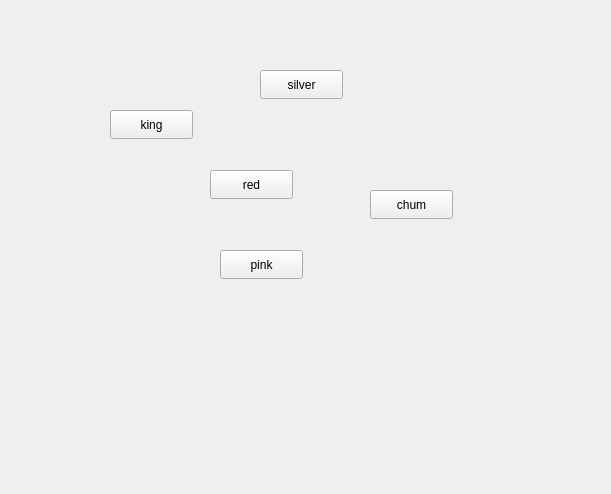
The window that fisheducation.ui (mtthwm/Educational-App) describes before a commit, drawn with Qt 5.
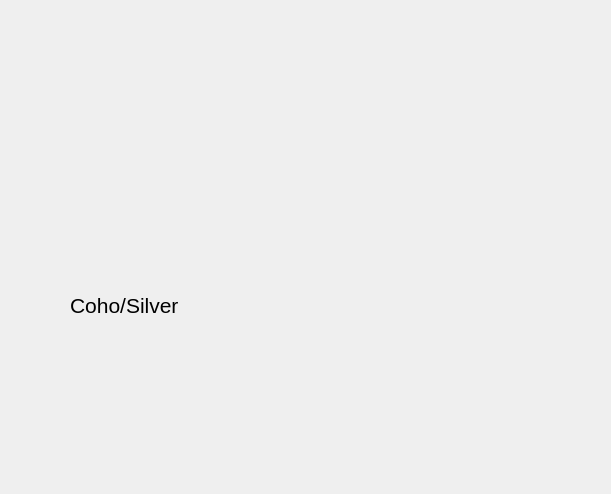
The same window after the commit. Icons and pictures are not drawn.

Commit message: Made a little progress on start up screen.

What changed in the file:
```diff
--- a/fisheducation.ui
+++ b/fisheducation.ui
@@ -13,69 +13,47 @@
   <property name="windowTitle">
    <string>Form</string>
   </property>
-  <widget class="QPushButton" name="pushButton">
+  <widget class="QLabel" name="label">
    <property name="geometry">
     <rect>
-     <x>110</x>
-     <y>110</y>
-     <width>83</width>
-     <height>29</height>
+     <x>40</x>
+     <y>330</y>
+     <width>271</width>
+     <height>101</height>
     </rect>
    </property>
-   <property name="text">
-    <string>king</string>
+   <property name="sizePolicy">
+    <sizepolicy hsizetype="Expanding" vsizetype="Expanding">
+     <horstretch>0</horstretch>
+     <verstretch>0</verstretch>
+    </sizepolicy>
    </property>
-  </widget>
-  <widget class="QPushButton" name="pushButton_2">
-   <property name="geometry">
-    <rect>
-     <x>220</x>
-     <y>250</y>
-     <width>83</width>
-     <height>29</height>
-    </rect>
-   </property>
    <property name="text">
-    <string>pink</string>
+    <string/>
    </property>
-  </widget>
-  <widget class="QPushButton" name="pushButton_3">
-   <property name="geometry">
-    <rect>
-     <x>370</x>
-     <y>190</y>
-     <width>83</width>
-     <height>29</height>
-    </rect>
+   <property name="pixmap">
+    <pixmap resource="Resources.qrc">:/images/fish/coho1.jpg</pixmap>
    </property>
-   <property name="text">
-    <string>chum</string>
+   <property name="scaledContents">
+    <bool>true</bool>
    </property>
   </widget>
-  <widget class="QPushButton" name="pushButton_4">
+  <widget class="QLabel" name="label_2">
    <property name="geometry">
     <rect>
-     <x>260</x>
-     <y>70</y>
-     <width>83</width>
-     <height>29</height>
+     <x>70</x>
+     <y>290</y>
+     <width>221</width>
+     <height>31</height>
     </rect>
    </property>
-   <property name="text">
-    <string>silver</string>
+   <property name="font">
+    <font>
+     <pointsize>16</pointsize>
+    </font>
    </property>
-  </widget>
-  <widget class="QPushButton" name="pushButton_5">
-   <property name="geometry">
-    <rect>
-     <x>210</x>
-     <y>170</y>
-     <width>83</width>
-     <height>29</height>
-    </rect>
-   </property>
    <property name="text">
-    <string>red</string>
+    <string>Coho/Silver</string>
    </property>
   </widget>
  </widget>
```
Left out of the diff: 4 changed lines with no effect on the pictures. The commit also changes 3 other files.
